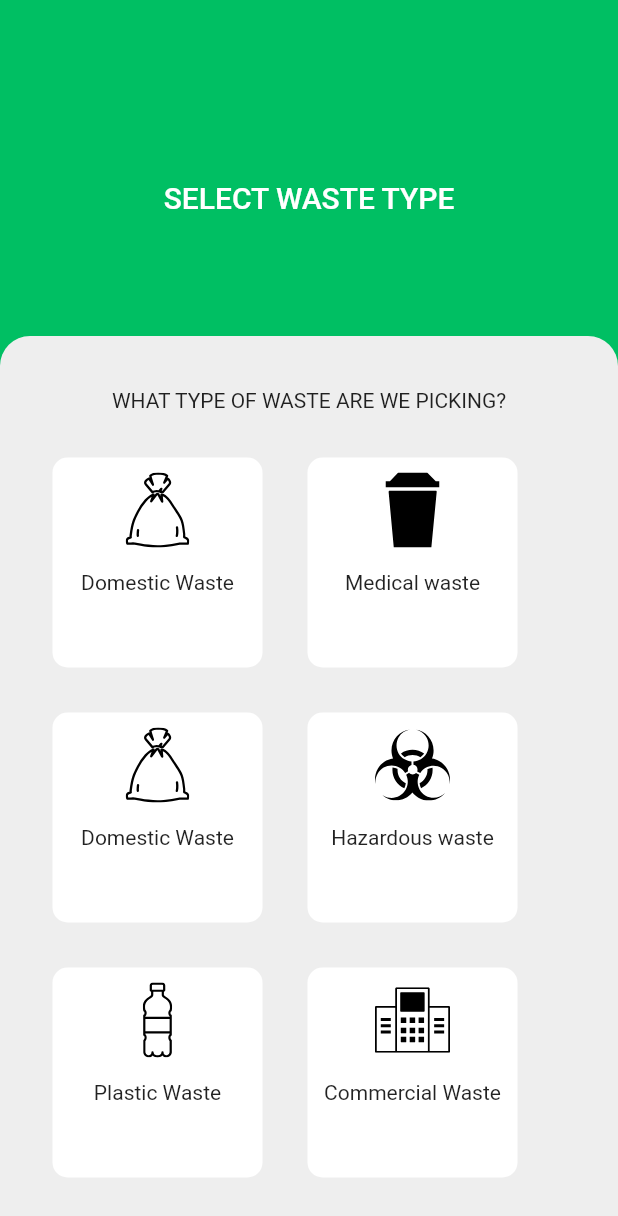
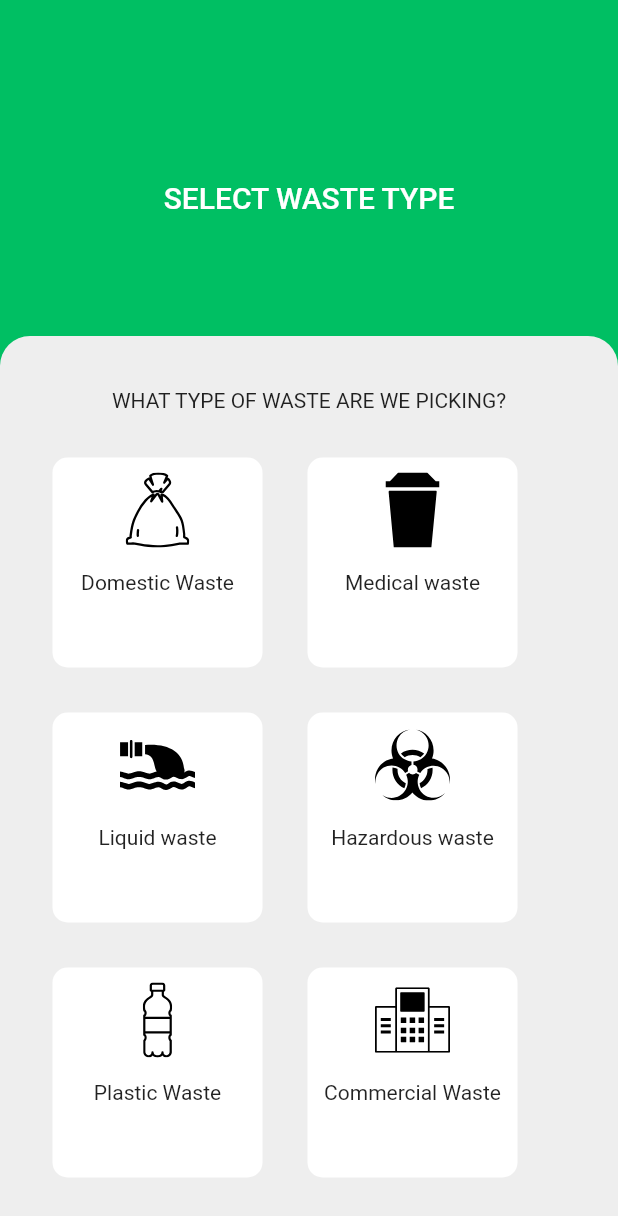
Before and after one commit to Perfect-Patience/trashout, a Flutter app: the SelectWasteType screen opened directly, on a phone screen of 412 x 824 dp. Shown: the top 1216 px of the screen. Run offline on Flutter 3.47's test engine with Material 2 defaults, Android fonts, the phone set to English and light mode, and no system bars; our stand-ins replace cloud_firestore, firebase_auth, firebase_core, flutter_otp_text_field, flutter_svg, font_awesome_flutter and 10 more; accounts and stored records are empty.

```diff
--- a/lib/screens/SelectWasteType.dart
+++ b/lib/screens/SelectWasteType.dart
@@ -63,8 +63,8 @@ class SelectWasteType extends StatelessWidget {
                     children: [
 
                       WasteTypeTile(
-                          icon:  SvgPicture.asset("assets/knotted-sack-icon.svg", width: 50, height: 50,),
-                          text: "Domestic Waste",
+                          icon:  SvgPicture.asset("assets/sewer-icon.svg", width: 50, height: 50,),
+                          text: "Liquid waste",
                       ),
                       const SizedBox(width: 30,),
                       WasteTypeTile(
```
Also changed, not shown: assets/sewer-icon.svg (added).
